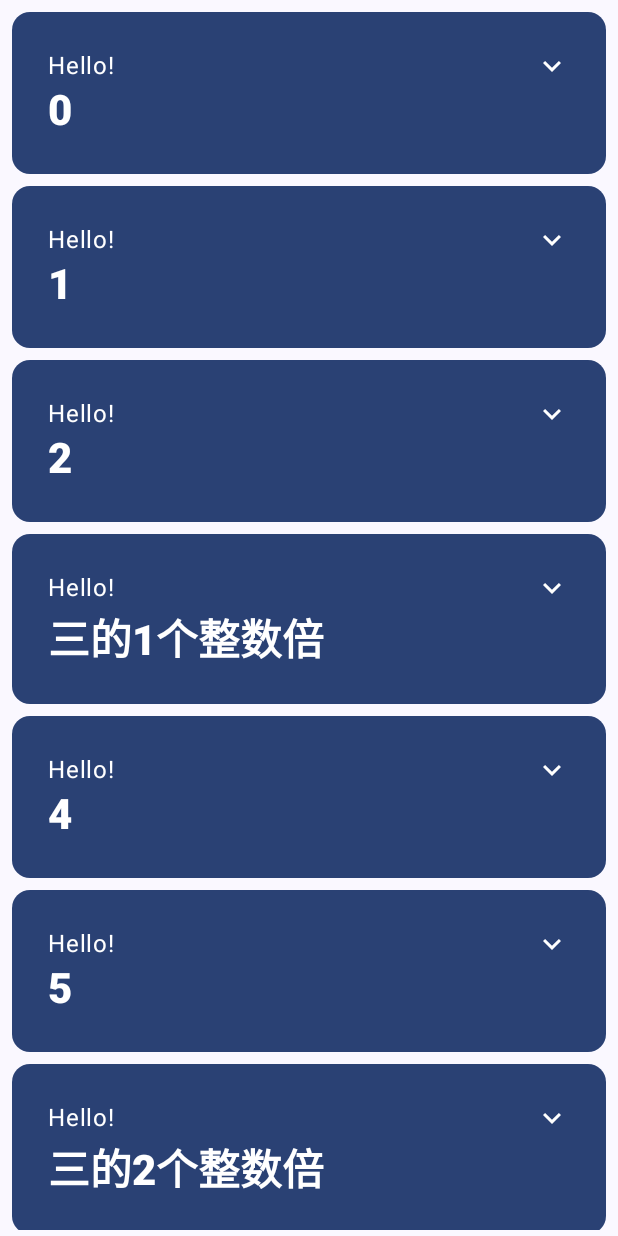
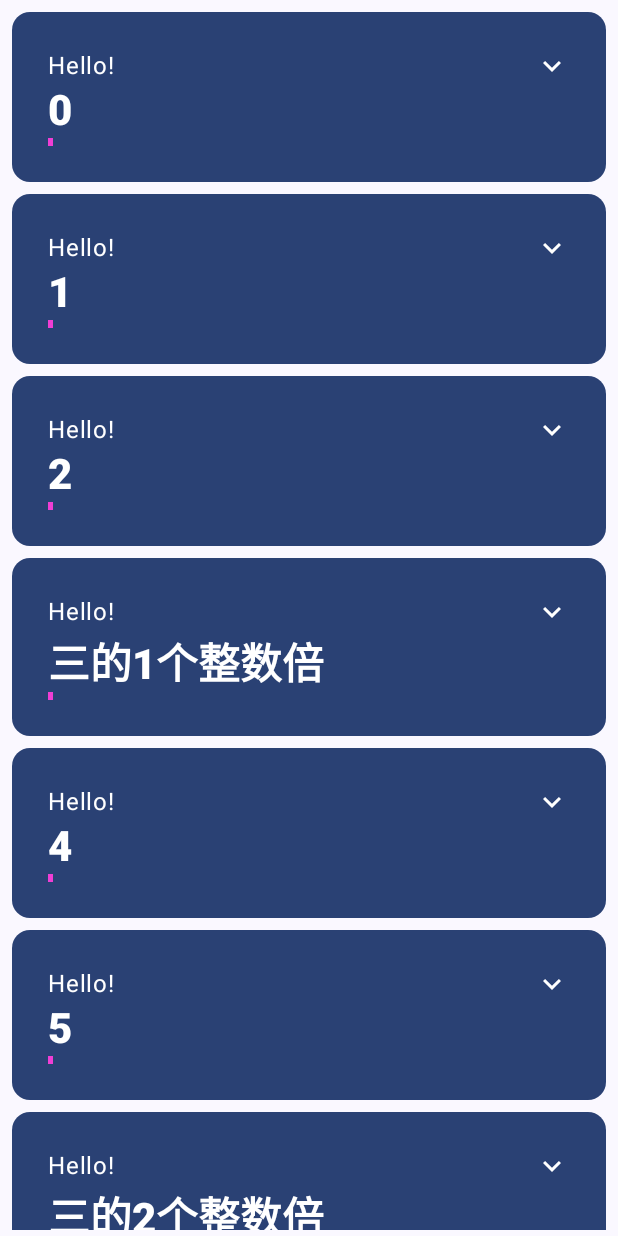
Before and after one commit to on99-mielma/ValuelessAndroidRepo, an Android app built with Jetpack Compose: the screen it shows after launch (MainActivity), after a tap on "Continue", on a phone screen of 412 x 824 dp. Run offline under Robolectric (Android 15) with nearby library versions, the phone set to English and light mode, and no system bars.

Commit message:
idea make it

```diff
--- a/build.gradle
+++ b/build.gradle
@@ -1,6 +1,6 @@
 buildscript {
     ext {
-        compose_version = '1.3.0'
+        compose_version = '1.3.1'
     }
 }// Top-level build file where you can add configuration options common to all sub-projects/modules.
 plugins {
--- a/jet7thlpp/src/main/java/com/on99/jet7thlpp/MainActivity.kt
+++ b/jet7thlpp/src/main/java/com/on99/jet7thlpp/MainActivity.kt
@@ -10,6 +10,7 @@ import androidx.compose.material.icons.filled.ExpandLess
 import androidx.compose.material.icons.filled.ExpandMore
 import androidx.compose.animation.animateContentSize
 import androidx.compose.animation.core.*
+import androidx.compose.foundation.background
 import androidx.compose.foundation.layout.*
 import androidx.compose.foundation.lazy.LazyColumn
 import androidx.compose.material3.*
@@ -32,7 +33,9 @@ import androidx.compose.ui.text.font.FontWeight
 import androidx.compose.ui.text.input.KeyboardType
 import androidx.navigation.compose.rememberNavController
 import com.on99.jet7thlpp.navigation.SetupNavGraph
+import com.on99.jet7thlpp.ui.theme.MielmaOne
 import com.on99.jet7thlpp.ui.theme.MielmaThree
+import com.on99.jet7thlpp.ui.theme.MielmaTwo
 import kotlinx.coroutines.launch
 
 class MainActivity : ComponentActivity() {
@@ -355,6 +358,12 @@ private fun CardContent(name: String) {
 //                color = if (expanded) MielmaThree else Color.White
 
             )
+            Spacer(
+                modifier = Modifier
+                    .width(3.dp)
+                    .height(5.dp)
+                    .background(MielmaTwo)
+            )
 //            Text(text = "test!", style = MaterialTheme.typography.titleLarge)//引起变化的并非padding的改变而是Text组件的现身
             if (expanded) {
                 Text(
--- a/settings.gradle
+++ b/settings.gradle
@@ -20,3 +20,4 @@ include ':ovo4thapp'
 include ':xd5thapp'
 include ':mum6thapp'
 include ':jet7thlpp'
+include ':jet4thapp'
```
